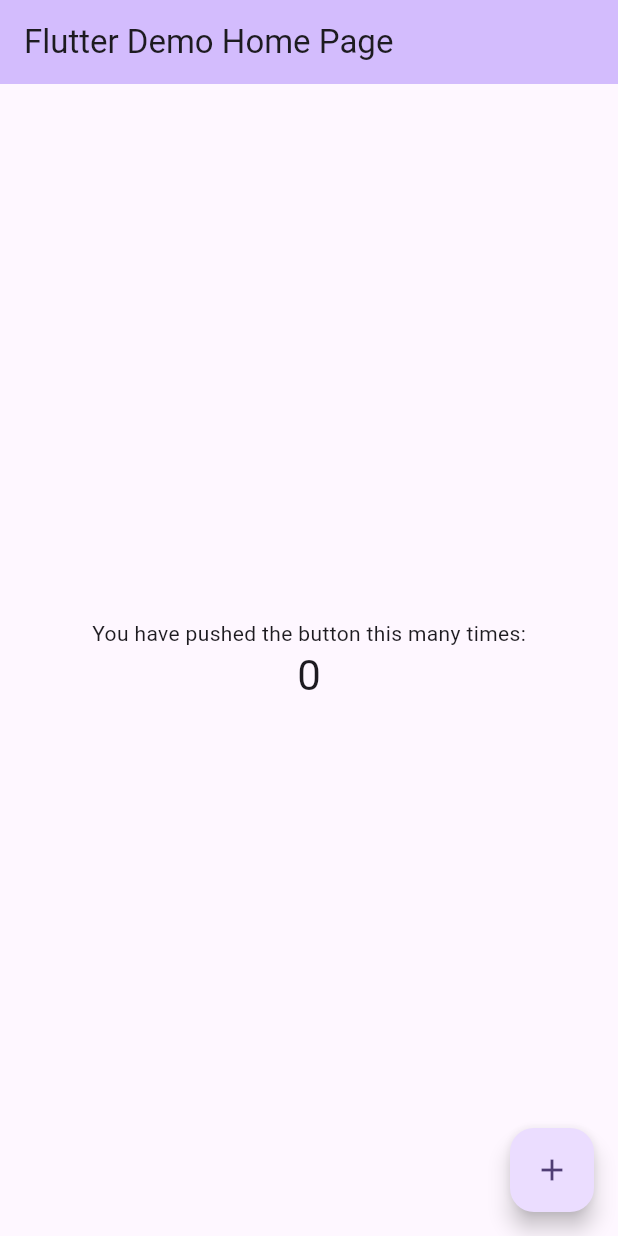
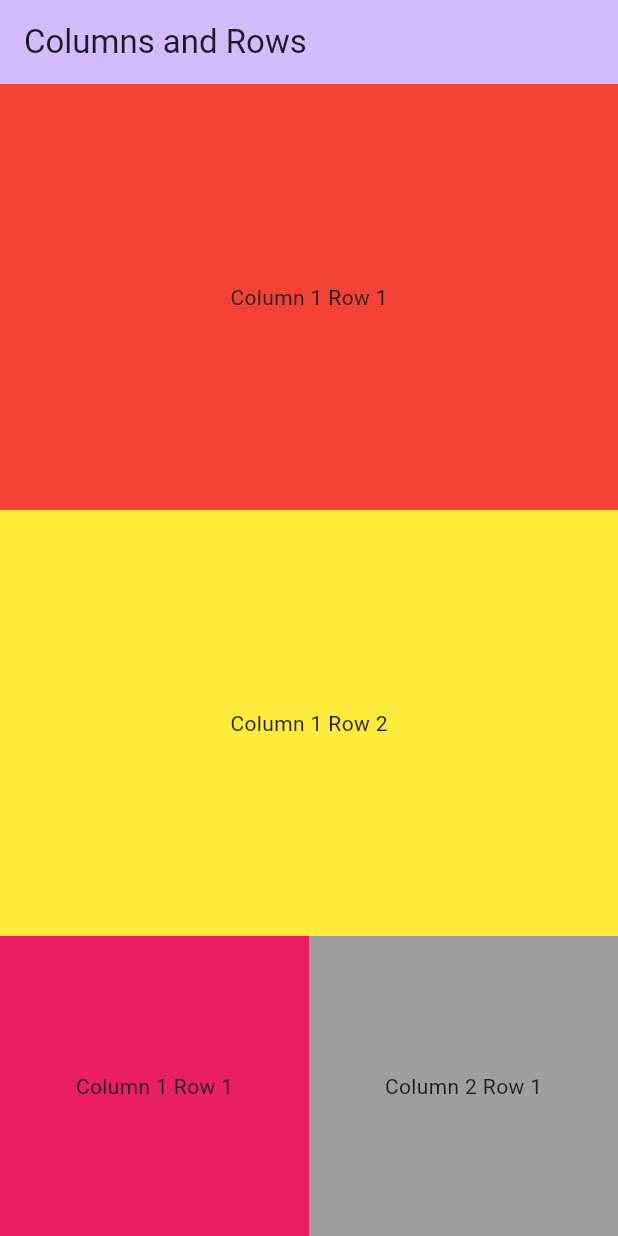
Before and after one commit to sam4work/flutter_basics, a Flutter app: the screen it shows after launch, on a phone screen of 412 x 824 dp. Run offline on Flutter 3.47's test engine with Material 3 defaults, Android fonts, the phone set to English and light mode, and no system bars.

Commit message:
Update main.dart

```diff
--- a/lib/main.dart
+++ b/lib/main.dart
@@ -13,39 +13,15 @@ class MyApp extends StatelessWidget {
     return MaterialApp(
       title: 'Flutter Demo',
       theme: ThemeData(
-        // This is the theme of your application.
-        //
-        // TRY THIS: Try running your application with "flutter run". You'll see
-        // the application has a purple toolbar. Then, without quitting the app,
-        // try changing the seedColor in the colorScheme below to Colors.green
-        // and then invoke "hot reload" (save your changes or press the "hot
-        // reload" button in a Flutter-supported IDE, or press "r" if you used
-        // the command line to start the app).
-        //
-        // Notice that the counter didn't reset back to zero; the application
-        // state is not lost during the reload. To reset the state, use hot
-        // restart instead.
-        //
-        // This works for code too, not just values: Most code changes can be
-        // tested with just a hot reload.
         colorScheme: ColorScheme.fromSeed(seedColor: Colors.deepPurple),
       ),
-      home: const MyHomePage(title: 'Flutter Demo Home Page'),
+      home: const MyHomePage(title: 'Columns and Rows'),
     );
   }
 }
 
 class MyHomePage extends StatefulWidget {
   const MyHomePage({super.key, required this.title});
-
-  // This widget is the home page of your application. It is stateful, meaning
-  // that it has a State object (defined below) that contains fields that affect
-  // how it looks.
-
-  // This class is the configuration for the state. It holds the values (in this
-  // case the title) provided by the parent (in this case the App widget) and
-  // used by the build method of the State. Fields in a Widget subclass are
-  // always marked "final".
 
   final String title;
 
@@ -54,69 +30,60 @@ class MyHomePage extends StatefulWidget {
 }
 
 class _MyHomePageState extends State<MyHomePage> {
-  int _counter = 0;
-
-  void _incrementCounter() {
-    setState(() {
-      // This call to setState tells the Flutter framework that something has
-      // changed in this State, which causes it to rerun the build method below
-      // so that the display can reflect the updated values. If we changed
-      // _counter without calling setState(), then the build method would not be
-      // called again, and so nothing would appear to happen.
-      _counter++;
-    });
-  }
-
   @override
   Widget build(BuildContext context) {
-    // This method is rerun every time setState is called, for instance as done
-    // by the _incrementCounter method above.
-    //
-    // The Flutter framework has been optimized to make rerunning build methods
-    // fast, so that you can just rebuild anything that needs updating rather
-    // than having to individually change instances of widgets.
     return Scaffold(
       appBar: AppBar(
-        // TRY THIS: Try changing the color here to a specific color (to
-        // Colors.amber, perhaps?) and trigger a hot reload to see the AppBar
-        // change color while the other colors stay the same.
         backgroundColor: Theme.of(context).colorScheme.inversePrimary,
-        // Here we take the value from the MyHomePage object that was created by
-        // the App.build method, and use it to set our appbar title.
+
         title: Text(widget.title),
       ),
-      body: Center(
-        // Center is a layout widget. It takes a single child and positions it
-        // in the middle of the parent.
-        child: Column(
-          // Column is also a layout widget. It takes a list of children and
-          // arranges them vertically. By default, it sizes itself to fit its
-          // children horizontally, and tries to be as tall as its parent.
-          //
-          // Column has various properties to control how it sizes itself and
-          // how it positions its children. Here we use mainAxisAlignment to
-          // center the children vertically; the main axis here is the vertical
-          // axis because Columns are vertical (the cross axis would be
-          // horizontal).
-          //
-          // TRY THIS: Invoke "debug painting" (choose the "Toggle Debug Paint"
-          // action in the IDE, or press "p" in the console), to see the
-          // wireframe for each widget.
-          mainAxisAlignment: MainAxisAlignment.center,
-          children: <Widget>[
-            const Text('You have pushed the button this many times:'),
-            Text(
-              '$_counter',
-              style: Theme.of(context).textTheme.headlineMedium,
+      body: Column(
+        // spacing: 10,
+        children: [
+          Expanded(
+            child: Container(
+              color: Colors.red,
+              child: Center(
+                    child: const Text("Column 1 Row 1"),
+                ),
             ),
-          ],
-        ),
+          ),
+          Expanded(
+            child: Container(
+              color: Colors.yellow,
+              child: Center(
+                    child: const Text("Column 1 Row 2"),
+                ),
+            ),
+          ),
+          Row(
+            // mainAxisAlignment: MainAxisAlignment.spaceBetween,
+            children: [
+              Expanded(
+                child: Container(
+                  height: 200,
+                  // width: 100,
+                  color: Colors.pink,
+                  child: Center(
+                    child: const Text("Column 1 Row 1"),
+                  ),
+                ),
+              ),
+              Expanded(
+                child: Container(
+                  height: 200,
+                  // width: 100,
+                  color: Colors.grey,
+                  child: Center(
+                    child: const Text("Column 2 Row 1"),
+                  ),
+                ),
+              ),
+            ],
+          ),
+        ],
       ),
-      floatingActionButton: FloatingActionButton(
-        onPressed: _incrementCounter,
-        tooltip: 'Increment',
-        child: const Icon(Icons.add),
-      ), // This trailing comma makes auto-formatting nicer for build methods.
     );
   }
 }
```
